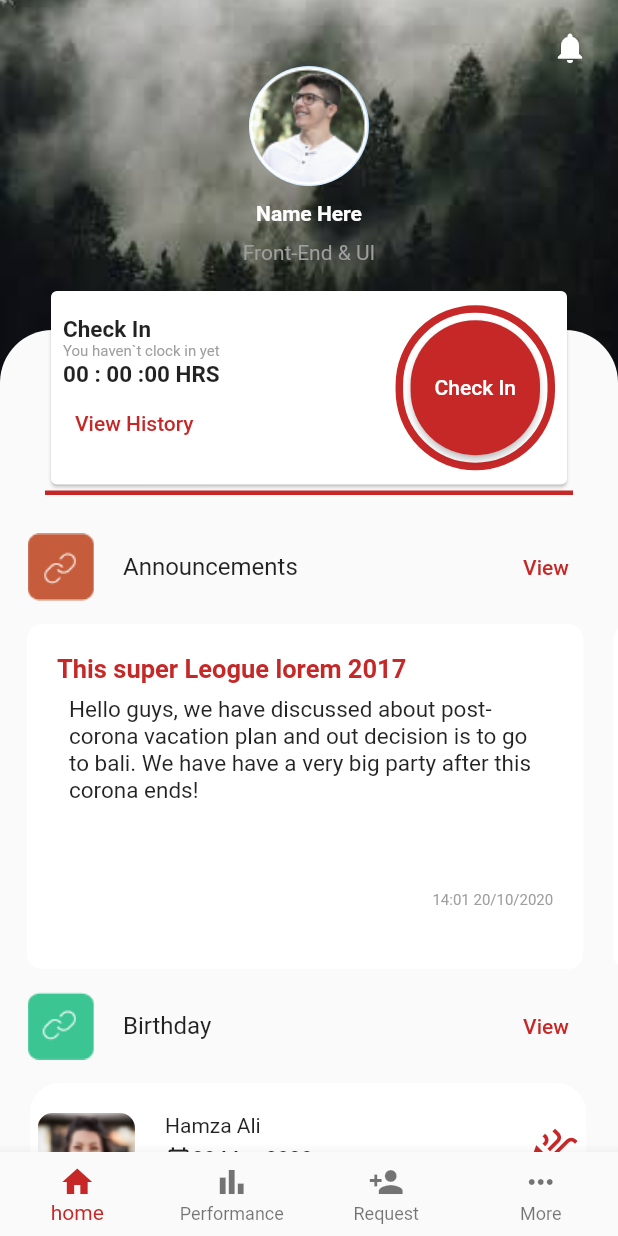
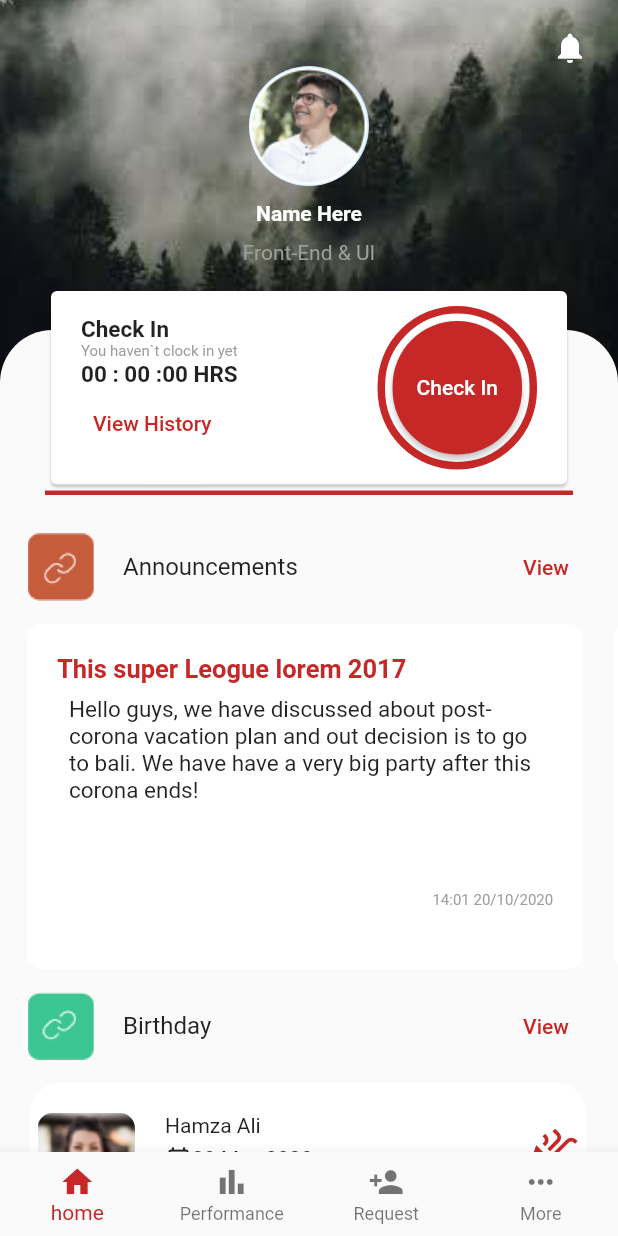
Before and after one commit to AliRaza0423/ReTask1, a Flutter app: the screen it shows after launch, after a tap on "Log in with Google", on a phone screen of 412 x 824 dp. Run offline on Flutter 3.47's test engine with Material 2 defaults, Android fonts, the light colour scheme and no system bars; our stand-ins replace flutter_signin_button, percent_indicator; statements that could not run were skipped.

Commit message:
updated1

```diff
--- a/lib/Pg19_HomePage.dart
+++ b/lib/Pg19_HomePage.dart
@@ -119,7 +119,7 @@ class Pg19_HomePage extends StatelessWidget {
                       // color: Colors.blue,
                       color: Colors.white,
                       child: Padding(
-                        padding: const EdgeInsets.all(8.0),
+                        padding: const EdgeInsets.symmetric(horizontal: 20,vertical: 10),
                         child: Row(
                           mainAxisAlignment: MainAxisAlignment.spaceBetween,
                           children: [
--- a/lib/Pg1_signin.dart
+++ b/lib/Pg1_signin.dart
@@ -150,13 +150,13 @@ class Signin_Pg1 extends StatelessWidget {
                     decoration: BoxDecoration(
                       // color: Colors.white,
                       borderRadius: BorderRadius.circular(10),
-                      border: Border.all(color: Colors.red,width: 1)
+                      border: Border.all(color: Color(0xffbf2634),width: 1)
                     ),
                     child: Row(
                       mainAxisAlignment: MainAxisAlignment.center,
                       children: [
                         Image.asset('assets/image/google-icon.jpg',width: 30,),
-                          Text('  Log in with Google',style: TextStyle(color: Colors.red, fontWeight: FontWeight.bold),),
+                          Text('  Log in with Google',style: TextStyle(color: Color(0xffbf2634), fontWeight: FontWeight.bold),),
                       ],
                     ),
                   ),
--- a/lib/main.dart
+++ b/lib/main.dart
@@ -1,8 +1,10 @@
 import 'package:flutter/material.dart';
 import 'Pg1_signin.dart';
+import 'package:flutter/services.dart';
 
 void main() {
   runApp(MyApp());
+     SystemChrome.setEnabledSystemUIOverlays ([]);
 }
 
 class MyApp extends StatelessWidget {
@@ -14,7 +16,8 @@ class MyApp extends StatelessWidget {
       debugShowCheckedModeBanner: false,
       theme: ThemeData(
         primaryColor: Colors.white,
-        accentColor: Colors.red
+        accentColor: Colors.red,
+
         // primarySwatch: Colors.blue,
       ),
       home: Signin_Pg1(),
--- a/lib/signin_scaffold.dart
+++ b/lib/signin_scaffold.dart
@@ -4,6 +4,7 @@ import 'package:retask_1/Pg19_HomePage.dart';
 import 'Pg4_personalinfo.dart';
 import 'Pg5_experience.dart';
 import 'Pg6_education.dart';
+// import 'package:flutter/services.dart';
 
 class Signin_scaffold extends StatefulWidget {
   @override
@@ -22,6 +23,12 @@ class _Signin_scaffoldState extends State<Signin_scaffold> {
   //   'Experience',
   //   'Education',
   // ];
+
+  @override
+  void initState() {
+    // SystemChrome.setEnabledSystemUIOverlays([SystemUiOverlay.bottom]);
+    super.initState();
+  }
   @override
   Widget build(BuildContext context) {
     return Scaffold(
```
